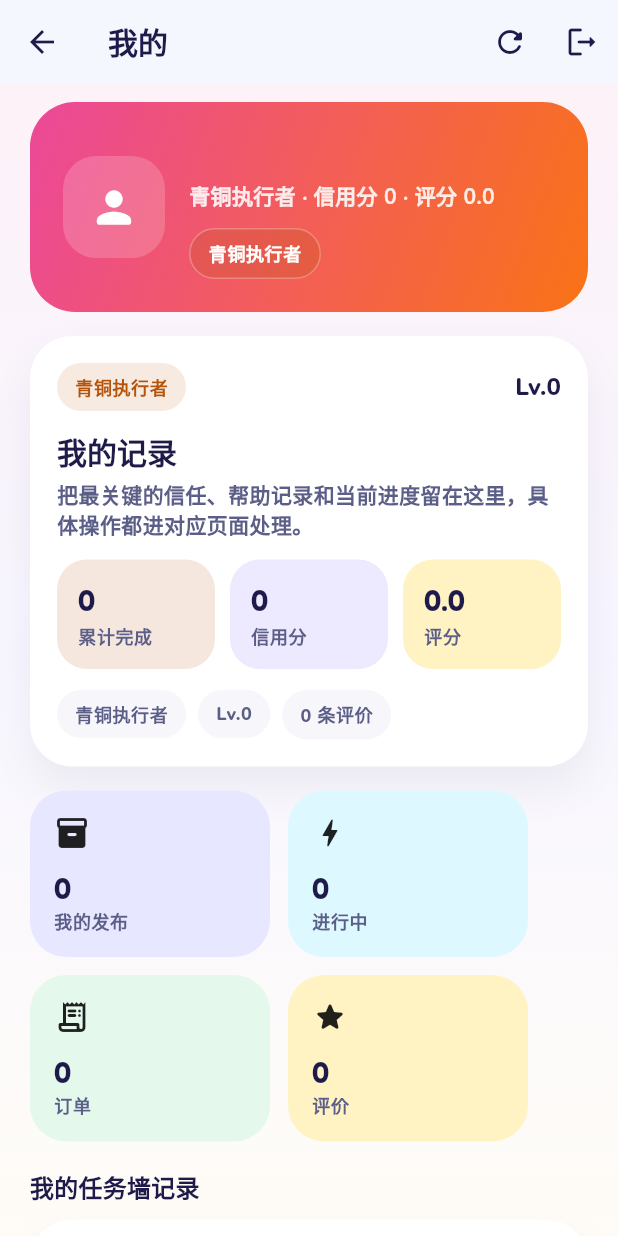
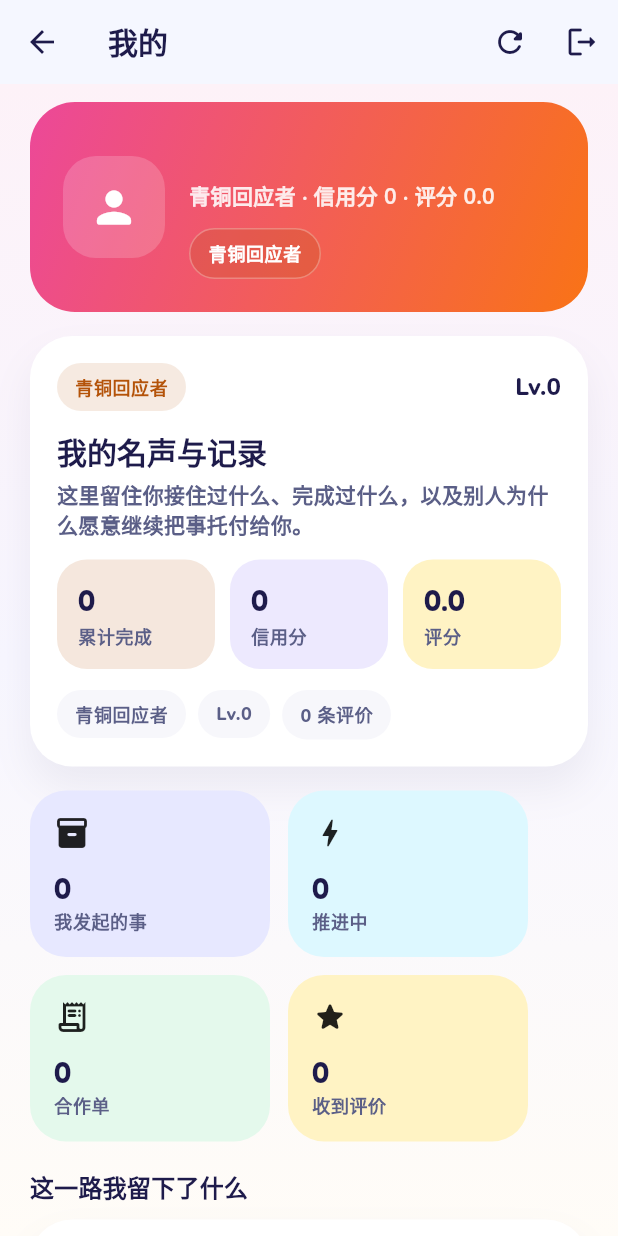
Before and after one commit to Dreamyyxt/Nodoubt, a Flutter app: the ProfilePage screen opened directly, on a phone screen of 412 x 824 dp. Run offline on Flutter 3.47's test engine with Material 3 defaults, Android fonts, the phone set to English and light mode, and no system bars; our stand-ins replace google_fonts, web; missing offline and left inert: dart:js_interop, dart:ui_web; accounts and stored records are empty.

Commit message:
feat: reframe profile around reputation and history

```diff
--- a/apps/app-mobile/lib/features/profile/presentation/profile_page.dart
+++ b/apps/app-mobile/lib/features/profile/presentation/profile_page.dart
@@ -50,7 +50,7 @@ class ProfilePage extends StatelessWidget {
             _ProfileHero(
               nickname: user?.nickname ?? '未登录',
               subtitle: user == null
-                  ? '等待开发登录'
+                  ? '等你开始接住这座城市里的第一件小事'
                   : '${hunterLevel.title} · 信用分 ${user.creditScore ?? 0} · 评分 ${_formatRating(user.ratingAvg)}',
               cityCode: user?.cityCode,
               levelLabel: hunterLevel.title,
@@ -98,12 +98,12 @@ class ProfilePage extends StatelessWidget {
                   ),
                   const SizedBox(height: 14),
                   Text(
-                    '我的记录',
+                    '我的名声与记录',
                     style: Theme.of(context).textTheme.titleLarge,
                   ),
                   const SizedBox(height: 6),
                   Text(
-                    '把最关键的信任、帮助记录和当前进度留在这里，具体操作都进对应页面处理。',
+                    '这里留住你接住过什么、完成过什么，以及别人为什么愿意继续把事托付给你。',
                     style: Theme.of(context).textTheme.bodyMedium,
                   ),
                   const SizedBox(height: 14),
@@ -153,25 +153,25 @@ class ProfilePage extends StatelessWidget {
               runSpacing: 12,
               children: [
                 _StatCard(
-                  label: '我的发布',
+                  label: '我发起的事',
                   value: '${controller.myListings.length}',
                   tone: palette.primarySoft,
                   icon: Icons.inventory_2_rounded,
                 ),
                 _StatCard(
-                  label: '进行中',
+                  label: '推进中',
                   value: '$activeListings',
                   tone: palette.tertiarySoft,
                   icon: Icons.bolt_rounded,
                 ),
                 _StatCard(
-                  label: '订单',
+                  label: '合作单',
                   value: '$orderCount',
                   tone: palette.successSoft,
                   icon: Icons.receipt_long_rounded,
                 ),
                 _StatCard(
-                  label: '评价',
+                  label: '收到评价',
                   value: '${user?.ratingCount ?? 0}',
                   tone: const Color(0xFFFFF3C4),
                   icon: Icons.star_rounded,
@@ -179,12 +179,12 @@ class ProfilePage extends StatelessWidget {
               ],
             ),
             const SizedBox(height: 18),
-            Text('我的任务墙记录', style: Theme.of(context).textTheme.titleMedium),
+            Text('这一路我留下了什么', style: Theme.of(context).textTheme.titleMedium),
             const SizedBox(height: 10),
             _WorkspaceCard(
               icon: Icons.inventory_2_outlined,
-              title: '我的发布',
-              description: '当前共 ${controller.myListings.length} 条，看看你发起过哪些事、现在推进到哪里。',
+              title: '我发起的事',
+              description: '当前共 ${controller.myListings.length} 条，看看你把哪些小事贴上了任务墙，它们现在推进到哪一步。',
               color: const Color(0xFFEDE9FE),
               onTap: () async {
                 final result = await Navigator.of(context).push<bool>(
@@ -199,8 +199,8 @@ class ProfilePage extends StatelessWidget {
             const SizedBox(height: 12),
             _WorkspaceCard(
               icon: Icons.send_and_archive_outlined,
-              title: '我的申请',
-              description: '当前共 ${controller.myApplications.length} 条，看看你回应过哪些事、哪些有了反馈。',
+              title: '我的回应',
+              description: '当前共 ${controller.myApplications.length} 条，看看你接住过哪些事，哪些已经收到了回音。',
               color: const Color(0xFFFFE8DA),
               onTap: () async {
                 final result = await Navigator.of(context).push<bool>(
@@ -215,8 +215,8 @@ class ProfilePage extends StatelessWidget {
             const SizedBox(height: 12),
             _WorkspaceCard(
               icon: Icons.receipt_long_outlined,
-              title: '我的订单',
-              description: '当前共 ${controller.myOrders.length} 条，把已经接住的事继续推进到完成。',
+              title: '我做成的合作',
+              description: '当前共 ${controller.myOrders.length} 条，把已经接住的事继续推进到完成，让它们真的落地。',
               color: const Color(0xFFE4F9EC),
               onTap: () async {
                 await Navigator.of(context).push(
@@ -241,12 +241,12 @@ class ProfilePage extends StatelessWidget {
               child: Column(
                 crossAxisAlignment: CrossAxisAlignment.start,
                 children: [
-                  Text('账号与信任', style: Theme.of(context).textTheme.titleLarge),
+                  Text('我是谁，别人为什么会信我', style: Theme.of(context).textTheme.titleLarge),
                   const SizedBox(height: 12),
                   _InfoRow(label: '城市', value: user?.cityCode ?? '未填写'),
                   _InfoRow(label: '平均评分', value: _formatRating(user?.ratingAvg)),
                   _InfoRow(label: '评价次数', value: '${user?.ratingCount ?? 0}'),
-                  _InfoRow(label: '个人简介', value: user?.bio ?? '还没有简介'),
+                  _InfoRow(label: '个人简介', value: user?.bio ?? '还没有留下自我介绍'),
                 ],
               ),
             ),
@@ -258,7 +258,7 @@ class ProfilePage extends StatelessWidget {
                   color: const Color(0xFFFFE2E2),
                   borderRadius: BorderRadius.circular(24),
                 ),
-                child: Text('最近一次错误：${controller.errorMessage}'),
+                child: Text('最近一次同步异常：${controller.errorMessage}'),
               ),
             ],
           ],
@@ -429,27 +429,27 @@ _HunterLevelViewModel _hunterLevelFromRaw(int? rawLevel) {
   final level = rawLevel ?? 1;
   if (level >= 7) {
     return const _HunterLevelViewModel(
-      title: '大师执行者',
+      title: '大师回应者',
       color: Color(0xFF7C3AED),
       benefits: ['高价任务优先推荐', '门店精选候选', '高信任故事曝光'],
     );
   }
   if (level >= 5) {
     return const _HunterLevelViewModel(
-      title: '黄金执行者',
+      title: '黄金回应者',
       color: Color(0xFFF59E0B),
       benefits: ['优质任务优先可见', '更高推荐权重', '稳定合作标签'],
     );
   }
   if (level >= 3) {
     return const _HunterLevelViewModel(
-      title: '白银执行者',
+      title: '白银回应者',
       color: Color(0xFF64748B),
       benefits: ['更多任务曝光', '建立口碑阶段', '信用开始沉淀'],
     );
   }
   return const _HunterLevelViewModel(
-    title: '青铜执行者',
+    title: '青铜回应者',
     color: Color(0xFFB45309),
     benefits: ['完成首批任务', '建立基础评分', '解锁更多推荐'],
   );
```
